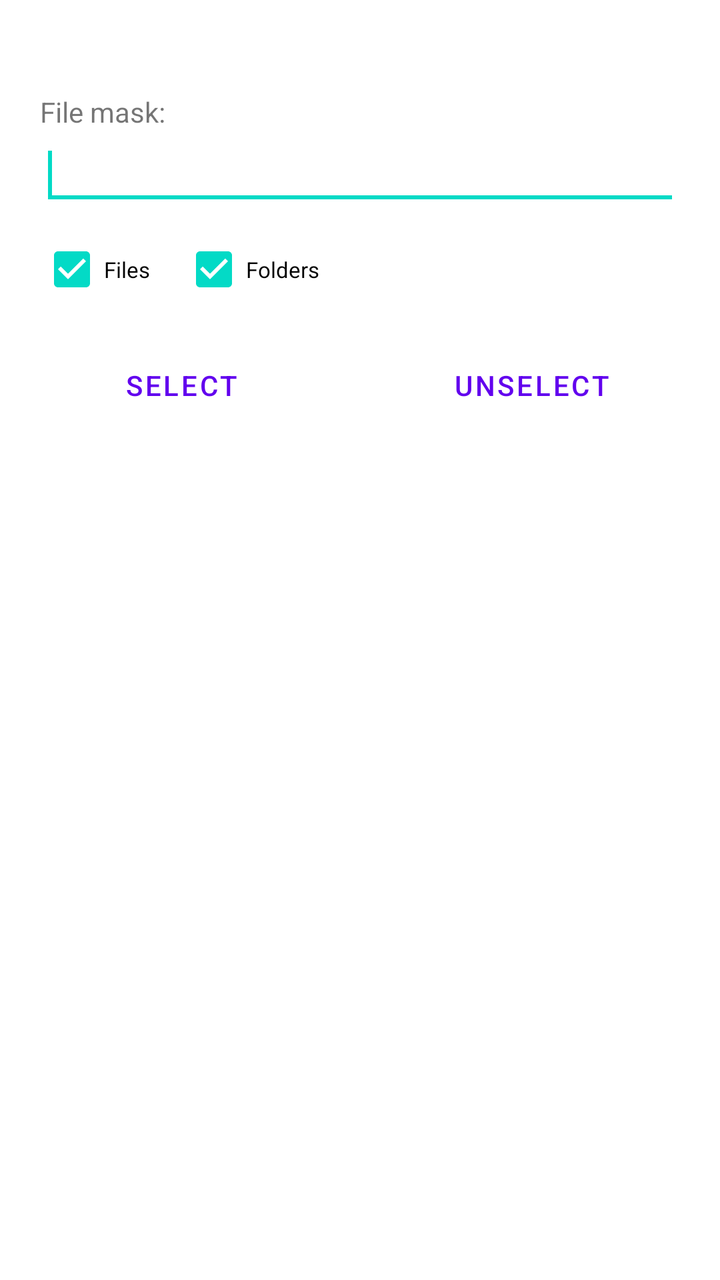
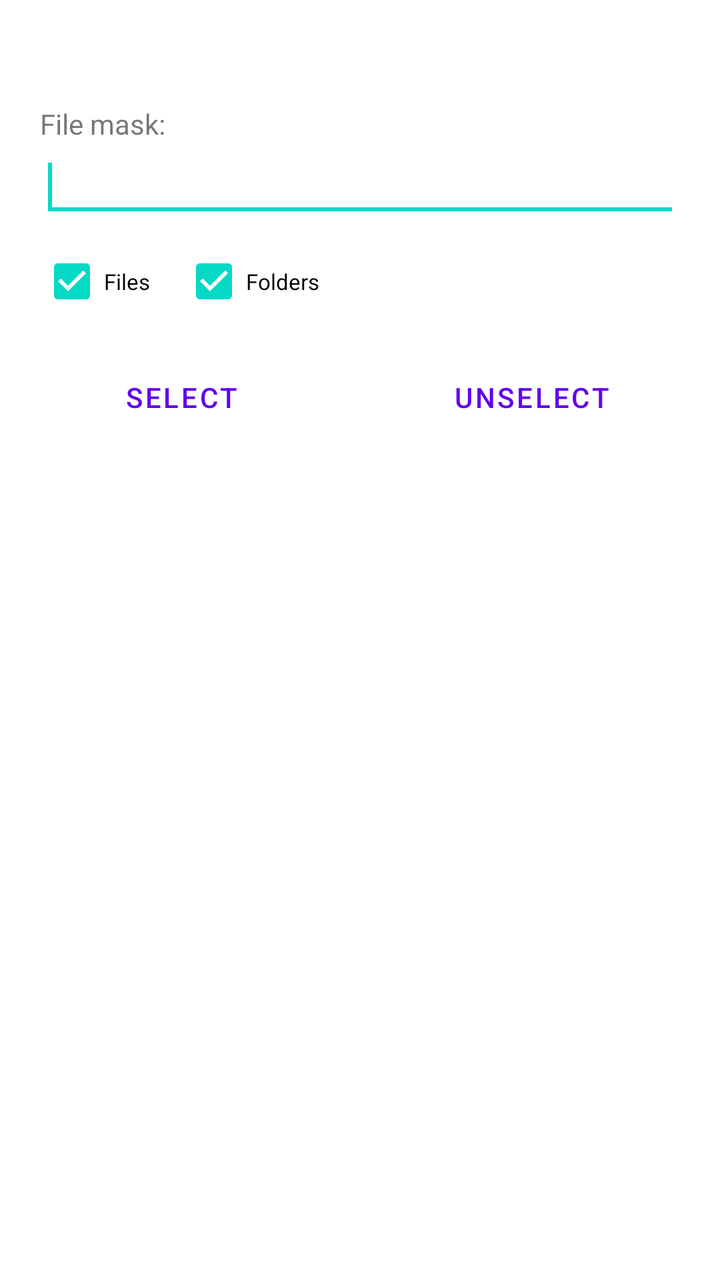

Before-and-after screenshots of an Android layout around one commit, followed by the original layout XML and the change that was made.
<!-- AndroidManifest.xml: fallback theme Theme.MaterialComponents.DayNight.NoActionBar -->
<!-- res/layout/select_unselect.xml -->
<?xml version="1.0" encoding="UTF-8"?>
<LinearLayout xmlns:android="http://schemas.android.com/apk/res/android"
    android:layout_width="fill_parent"
    android:layout_height="wrap_content"
    android:orientation="vertical">

    <TextView
        android:id="@+id/dlg_title"
        android:layout_height="wrap_content"
        android:layout_width="fill_parent"
        android:layout_marginTop="14dip"
        android:layout_marginLeft="20dip"
        android:layout_marginRight="20dip"
        android:layout_marginBottom="8dip"
        android:textAppearance="?android:attr/textAppearanceMedium"
        android:textStyle="bold"
        android:gravity="left"
        />

    <TextView
        android:id="@+id/prompt"
        android:layout_height="wrap_content"
        android:layout_width="fill_parent"
        android:layout_marginLeft="20dip"
        android:layout_marginRight="20dip"
        android:gravity="left"
        android:text="@string/filemask"
        />

    <EditText
        android:id="@+id/edit_field"
        android:layout_height="wrap_content"
        android:layout_width="fill_parent"
        android:layout_marginLeft="20dip"
        android:layout_marginRight="20dip"
        android:scrollHorizontally="true"
        android:inputType="textUri"
        android:autoText="false"
        android:capitalize="none"
        android:gravity="fill_horizontal">
        <requestFocus/>
    </EditText>

    <LinearLayout
        android:layout_width="wrap_content"
        android:layout_height="wrap_content"
        android:layout_marginLeft="20dip"
        android:layout_marginTop="4dip"
        android:orientation="horizontal">

        <CheckBox
            android:id="@+id/for_files"
            android:layout_width="wrap_content"
            android:layout_height="wrap_content"
            android:textSize="11sp"
            android:checked="true"
            android:text="@string/for_files" />

        <CheckBox
            android:id="@+id/for_dirs"
            android:layout_width="wrap_content"
            android:layout_height="wrap_content"
            android:layout_marginLeft="16dip"
            android:textSize="11sp"
            android:checked="true"
            android:text="@string/for_dirs" />

    </LinearLayout>

    
    <LinearLayout
        android:layout_width="fill_parent"
        android:layout_height="wrap_content"
        android:layout_marginTop="10dip"
        android:layout_marginLeft="10dip"
        android:layout_marginRight="10dip"
        android:layout_marginBottom="6dip"
        android:gravity="center_horizontal"
        android:orientation="horizontal" >

        <Button style="?android:attr/buttonBarButtonStyle"
            android:id="@+id/action_select"
            android:layout_width="wrap_content"
            android:layout_height="wrap_content"
            android:layout_marginEnd="10dip"
            android:layout_weight="1"
            android:text="@string/dialog_select"
            />

        <Button style="?android:attr/buttonBarButtonStyle"
            android:id="@+id/action_unselect"
            android:layout_width="wrap_content"
            android:layout_height="wrap_content"
            android:layout_weight="1"
            android:text="@string/dialog_unselect"
            />

    </LinearLayout>
</LinearLayout>
<!-- resources referenced by this layout -->
<resources>
  <string name="dialog_select">Select</string>
  <string name="dialog_unselect">Unselect</string>
  <string name="filemask">File mask:</string>
  <string name="for_dirs">Folders</string>
  <string name="for_files">Files</string>
</resources>

<!-- the commit's change to res/layout/select_unselect.xml (unified diff, before → after) -->
@@ -8,7 +8,7 @@
         android:id="@+id/dlg_title"
         android:layout_height="wrap_content"
         android:layout_width="fill_parent"
-        android:layout_marginTop="14dip"
+        android:layout_marginTop="20dip"
         android:layout_marginLeft="20dip"
         android:layout_marginRight="20dip"
         android:layout_marginBottom="8dip"
